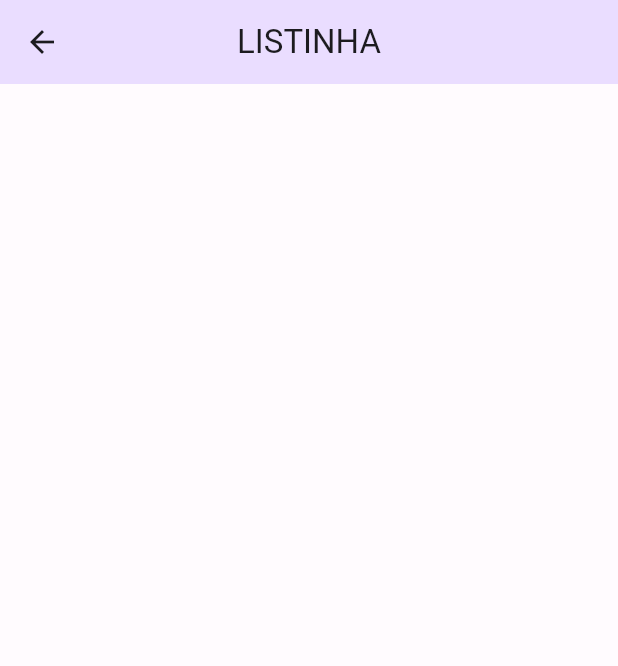
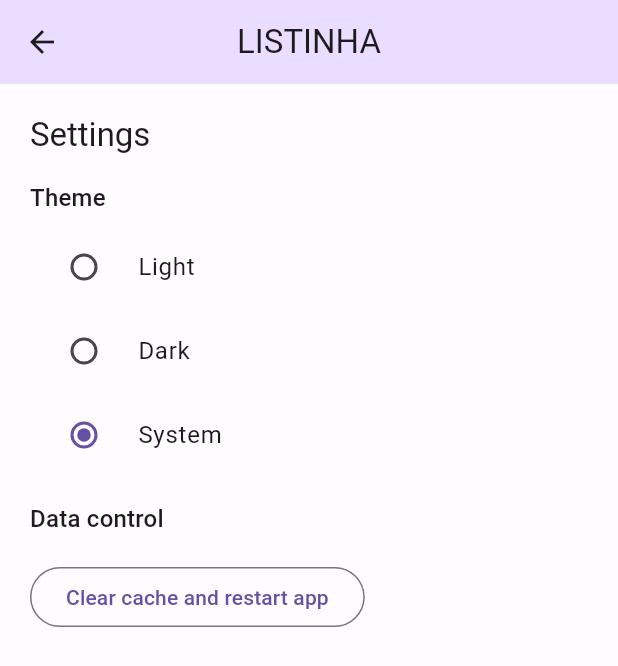
Before and after one commit to AntonioMarcosRosa/flutterando_listinha, a Flutter app: the SettingsPage screen opened by its route, on a phone screen of 412 x 824 dp. Shown: the top 666 px of the screen. Run offline on Flutter 3.47's test engine with Material 2 defaults, Android fonts, the phone set to English and light mode, and no system bars; our stand-ins replace flutter_modular.

Commit message:
Seventh class: State management and distribution

```diff
--- a/listinha-app/lib/app_widget.dart
+++ b/listinha-app/lib/app_widget.dart
@@ -1,5 +1,6 @@
 import 'package:flutter/material.dart';
 import 'package:flutter_modular/flutter_modular.dart';
+import 'package:listinha_app/src/shared/stores/app_store.dart';
 part 'src/shared/themes/color_schemes.g.dart';
 part 'src/shared/themes/themes.dart';
 
@@ -9,10 +10,13 @@ class AppWidget extends StatelessWidget {
   @override
   Widget build(BuildContext context) {
     Modular.setInitialRoute('/home/');
+    final appStore = context.watch<AppStore>(
+      (store) => store.themeMode,
+    );
 
     return MaterialApp.router(
       debugShowCheckedModeBanner: false,
-      themeMode: ThemeMode.light,
+      themeMode: appStore.themeMode.value,
       theme: lightTheme,
       darkTheme: darkTheme,
       routerDelegate: Modular.routerDelegate,
--- a/listinha-app/lib/src/app_module.dart
+++ b/listinha-app/lib/src/app_module.dart
@@ -1,8 +1,14 @@
 import 'package:flutter_modular/flutter_modular.dart';
 import 'package:listinha_app/src/configuration/settings_page.dart';
 import 'package:listinha_app/src/home/home_module.dart';
+import 'package:listinha_app/src/shared/stores/app_store.dart';
 
 class AppModule extends Module {
+  @override
+  List<Bind<Object>> get binds => [
+        Bind.singleton((i) => AppStore()),
+      ];
+
   @override
   List<ModularRoute> get routes => [
         ModuleRoute('/home', module: HomeModule()),
--- a/listinha-app/lib/src/configuration/settings_page.dart
+++ b/listinha-app/lib/src/configuration/settings_page.dart
@@ -1,4 +1,6 @@
 import 'package:flutter/material.dart';
+import 'package:flutter_modular/flutter_modular.dart';
+import 'package:listinha_app/src/shared/stores/app_store.dart';
 
 class SettingsPage extends StatefulWidget {
   const SettingsPage({super.key});
@@ -10,11 +12,60 @@ class SettingsPage extends StatefulWidget {
 class _SettingsPageState extends State<SettingsPage> {
   @override
   Widget build(BuildContext context) {
+    final appStore = context.watch<AppStore>(
+      (store) => store.themeMode,
+    );
+
     return Scaffold(
       appBar: AppBar(
         title: const Text('LISTINHA'),
       ),
-      body: Container(),
+      body: Padding(
+        padding: const EdgeInsets.fromLTRB(20, 20, 20, 0),
+        child: Column(
+          crossAxisAlignment: CrossAxisAlignment.start,
+          children: [
+            Text(
+              'Settings',
+              style: Theme.of(context).textTheme.titleLarge,
+            ),
+            const SizedBox(height: 16),
+            Text(
+              'Theme',
+              style: Theme.of(context).textTheme.titleMedium,
+            ),
+            const SizedBox(height: 6),
+            RadioListTile<ThemeMode>(
+              title: const Text('Light'),
+              value: ThemeMode.light,
+              groupValue: appStore.themeMode.value,
+              onChanged: appStore.changeTheme,
+            ),
+            RadioListTile<ThemeMode>(
+              title: const Text('Dark'),
+              value: ThemeMode.dark,
+              groupValue: appStore.themeMode.value,
+              onChanged: appStore.changeTheme,
+            ),
+            RadioListTile<ThemeMode>(
+              title: const Text('System'),
+              value: ThemeMode.system,
+              groupValue: appStore.themeMode.value,
+              onChanged: appStore.changeTheme,
+            ),
+            const SizedBox(height: 16),
+            Text(
+              'Data control',
+              style: Theme.of(context).textTheme.titleMedium,
+            ),
+            const SizedBox(height: 16),
+            OutlinedButton(
+              onPressed: () {},
+              child: const Text('Clear cache and restart app'),
+            ),
+          ],
+        ),
+      ),
     );
   }
 }
--- /dev/null
+++ b/listinha-app/lib/src/shared/stores/app_store.dart
@@ -0,0 +1,16 @@
+import 'package:flutter/material.dart';
+
+class AppStore {
+  final themeMode = ValueNotifier(ThemeMode.system);
+
+  void changeTheme(ThemeMode? mode) {
+    if (mode != null) {
+      themeMode.value = mode;
+      save();
+    }
+  }
+
+  void save() {
+    // TODO: Salvar quando alterar o estado.
+  }
+}
```
